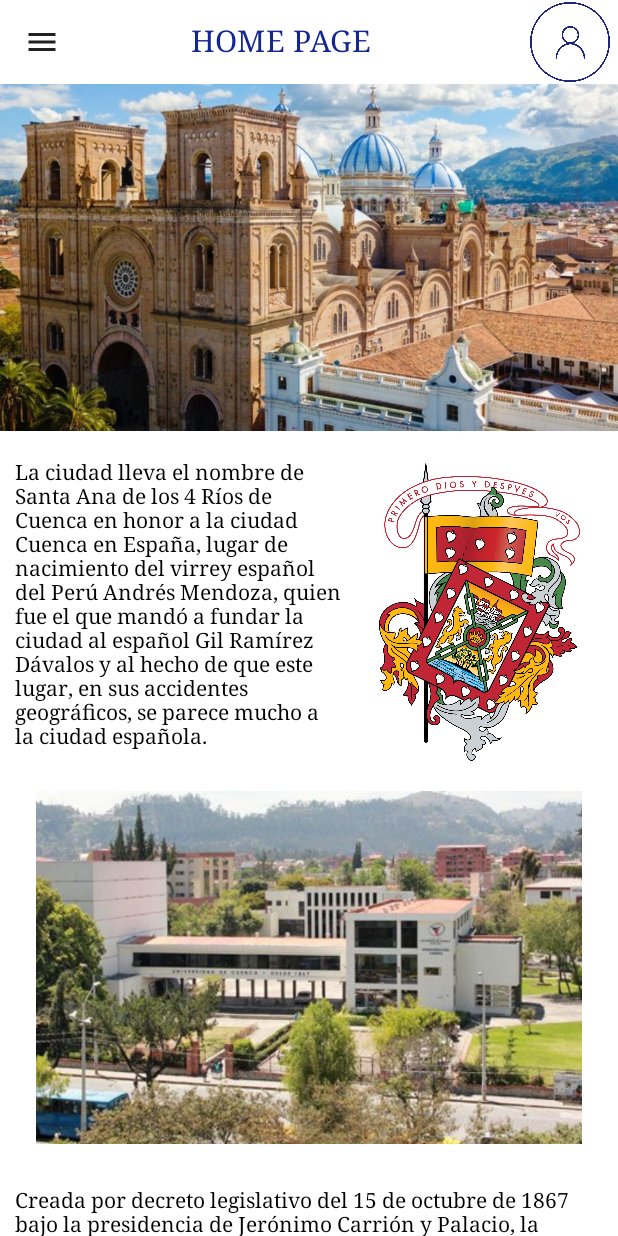
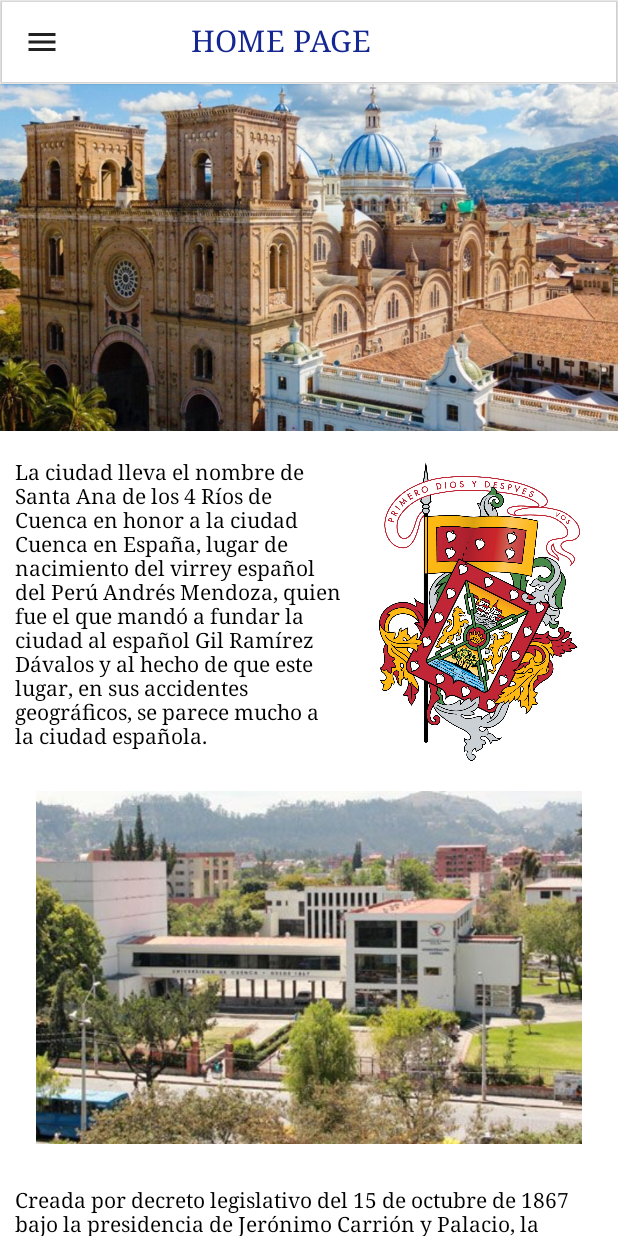
Before and after one commit to FabianeloV/Slan2023App, an Android app built with Jetpack Compose: the HomeScreen screen opened through its navigation route, on a phone screen of 412 x 824 dp. Run offline under Robolectric (Android 15) with nearby library versions, the phone set to English and light mode, and no system bars.

Commit message:
9/4/2023

```diff
--- a/app/src/main/java/com/example/prototiposlan/HomeScreen.kt
+++ b/app/src/main/java/com/example/prototiposlan/HomeScreen.kt
@@ -65,32 +65,20 @@ fun topBar(title: String, scaffoldState: ScaffoldState, scope: CoroutineScope) {
             }
         },
         backgroundColor = Color.Transparent,
-        elevation = 0.dp,
-        actions = {
-            IconButton(onClick = { /* doSomething() */ }) {
-                Image(
-                    painter = painterResource(id = R.drawable.usericon),
-                    contentDescription = null,
-                    modifier = Modifier.padding(all = 1.dp)
-                )
-            }
-        }
+        elevation = 1.dp
     )
 }
 
 @Composable
 fun DrawerMenu(menuItems: List<LatMenuScreens>, navController: NavController) {
-    Column(modifier = Modifier.padding(top = 20.dp)) {
+    Column(modifier = Modifier.padding(top = 40.dp, bottom = 40.dp)) {
         Image(
             painter = painterResource(id = R.drawable.fonotipo),
             contentDescription = null,
-            modifier = Modifier
-                .fillMaxWidth()
-                .height(110.dp),
+            modifier = Modifier.fillMaxWidth().height(100.dp),
             contentScale = ContentScale.FillWidth
         )
-
-        menuItems.forEach { item ->
+        menuItems.forEach{ item ->
             DrawerItem(item = item, navController)
         }
     }
@@ -101,13 +89,13 @@ fun DrawerItem(item: LatMenuScreens,navController: NavController) {
     Row(
         modifier = Modifier
             .fillMaxWidth()
-            .padding(10.dp)
+            .padding(top = 30.dp, start = 10.dp, end = 10.dp)
             .height(56.dp)
     ) {
         OutlinedButton(onClick = { navController.navigate(route = item.route) },
             modifier = Modifier.fillMaxSize(),
             colors = ButtonDefaults.buttonColors(backgroundColor = Color.Transparent),
-            border = BorderStroke(2.dp, darkblue)
+            border = BorderStroke(5.dp, darkblue)
         ) {
             Spacer(modifier = Modifier.padding(horizontal = 12.dp))
             Image(painter = painterResource(id = item.icon),
@@ -116,8 +104,6 @@ fun DrawerItem(item: LatMenuScreens,navController: NavController) {
             Spacer(modifier = Modifier.padding(horizontal = 8.dp))
             Text(text = item.title, fontFamily = FontFamily.Serif, color = darkblue, fontSize = 22.sp)
         }
-
-
     }
 }
 
--- a/app/src/main/java/com/example/prototiposlan/LatMenuScreens.kt
+++ b/app/src/main/java/com/example/prototiposlan/LatMenuScreens.kt
@@ -2,10 +2,9 @@ package com.example.prototiposlan
 
 sealed class LatMenuScreens(val icon:Int,val title:String, val route:String) {
 
-    object Usuario : LatMenuScreens(R.drawable.baseline_account_box_24, "USUARIO", "")
+    object Usuario : LatMenuScreens(R.drawable.baseline_account_box_24, "USUARIO", "UserScreen")
     object Muro : LatMenuScreens(R.drawable.baseline_forum_24, "MURO", "")
-    object Presentaciones :
-        LatMenuScreens(R.drawable.baseline_video_library_24, "PRESENTACIONES", "")
+    object Presentaciones : LatMenuScreens(R.drawable.baseline_video_library_24, "PRESENTACIONES", "")
 
     object Mapa : LatMenuScreens(R.drawable.baseline_map_24, "MAPA", "")
 }
--- a/app/src/main/java/com/example/prototiposlan/MainActivity.kt
+++ b/app/src/main/java/com/example/prototiposlan/MainActivity.kt
@@ -26,6 +26,7 @@ fun Main(){
         composable(route = "LoginScreen"){ LoginScreen(navController)}
         composable(route = "RegisterScreen"){ RegisterScreen(navController)}
         composable(route = "HomeScreen"){ HomeScreen(navController)}
+        composable(route = "UserScreen"){ UserScreen(navController)}
     }
 
 }
--- /dev/null
+++ b/app/src/main/res/drawable/baseline_directions_run_24.xml
@@ -0,0 +1,5 @@
+<vector android:autoMirrored="true" android:height="24dp"
+    android:tint="#9C0B0B" android:viewportHeight="24"
+    android:viewportWidth="24" android:width="24dp" xmlns:android="http://schemas.android.com/apk/res/android">
+    <path android:fillColor="@android:color/white" android:pathData="M13.49,5.48c1.1,0 2,-0.9 2,-2s-0.9,-2 -2,-2 -2,0.9 -2,2 0.9,2 2,2zM9.89,19.38l1,-4.4 2.1,2v6h2v-7.5l-2.1,-2 0.6,-3c1.3,1.5 3.3,2.5 5.5,2.5v-2c-1.9,0 -3.5,-1 -4.3,-2.4l-1,-1.6c-0.4,-0.6 -1,-1 -1.7,-1 -0.3,0 -0.5,0.1 -0.8,0.1l-5.2,2.2v4.7h2v-3.4l1.8,-0.7 -1.6,8.1 -4.9,-1 -0.4,2 7,1.4z"/>
+</vector>
```
Also changed, not shown: app/src/main/java/com/example/prototiposlan/StepsPerDay.kt (added, +12 -0 lines), app/src/main/java/com/example/prototiposlan/UserScreen.kt (added, +150 -0 lines).
